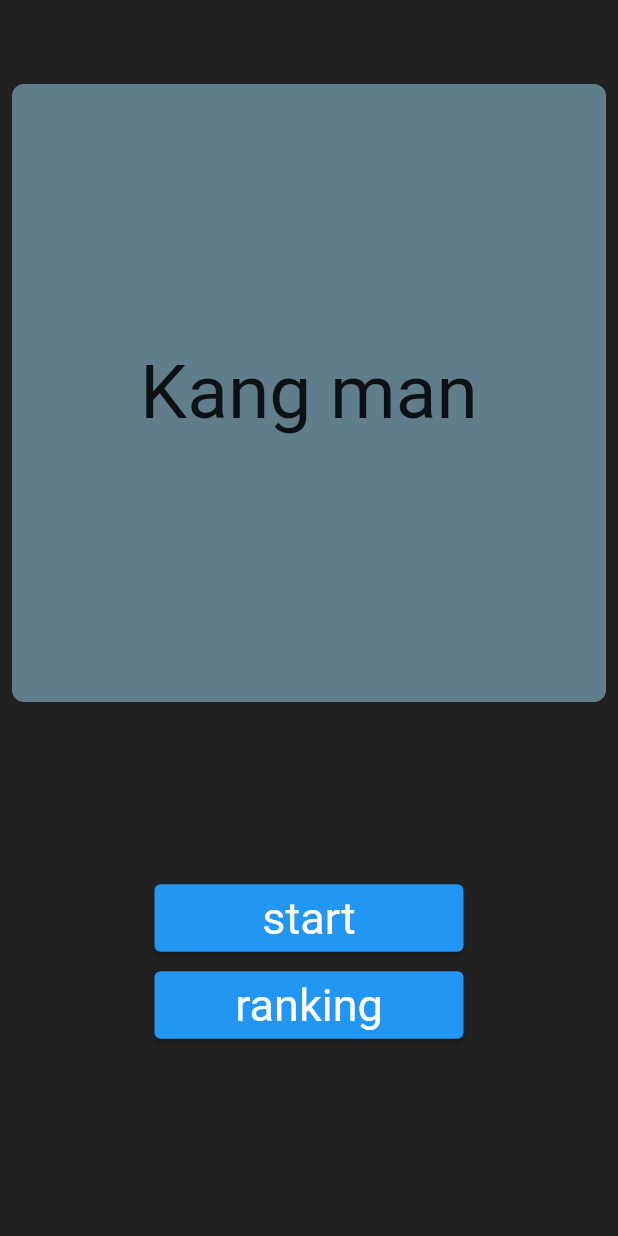
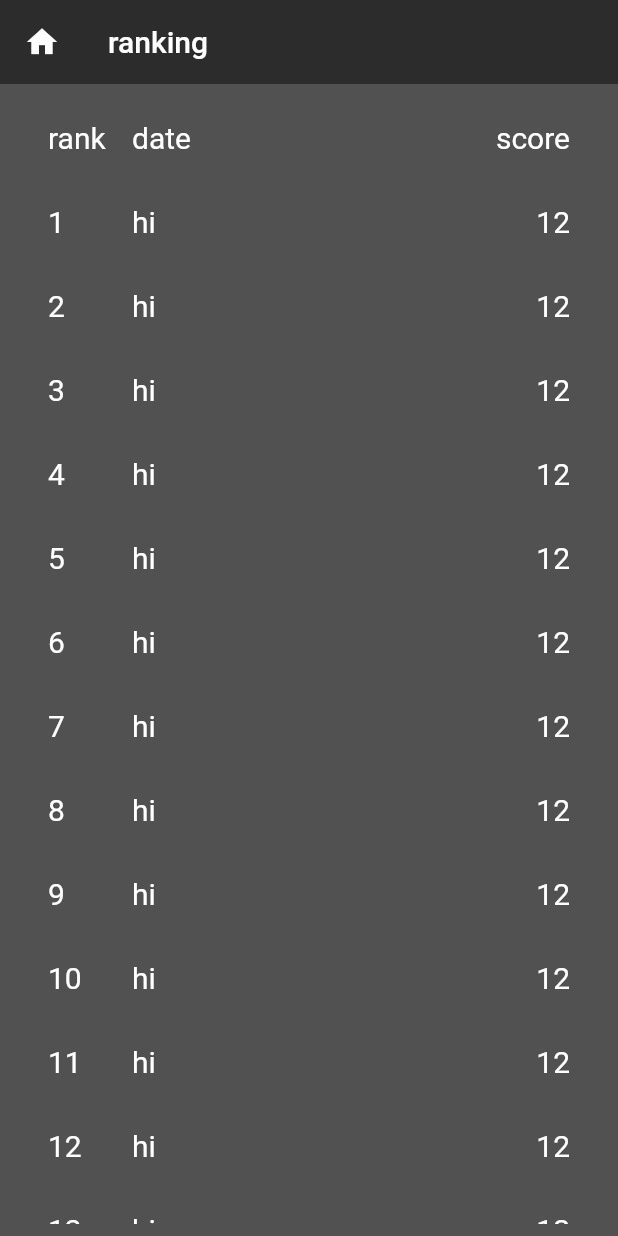
Before and after one commit to NeatKYU/Kangman, a Flutter app: the screen it shows after launch, after a tap on "ranking", on a phone screen of 412 x 824 dp. Run offline on Flutter 3.47's test engine with Material 2 defaults, Android fonts, the phone set to English and light mode, and no system bars; our stand-ins replace go_router.

Commit message:
✨ rank screen 폼 완성

```diff
--- a/lib/router/router.dart
+++ b/lib/router/router.dart
@@ -2,6 +2,8 @@ import 'package:flutter/material.dart';
 import 'package:go_router/go_router.dart';
 import 'package:kangman/screens/play_screen.dart';
 import 'package:kangman/screens/start_screen.dart';
+
+import '../screens/rank_screen.dart';
 
 class CustomRouter extends StatelessWidget {
   CustomRouter({super.key});
@@ -12,6 +14,10 @@ class CustomRouter extends StatelessWidget {
       title: 'kang man',
       theme: ThemeData(
         primarySwatch: Colors.blue,
+        scaffoldBackgroundColor: Color.fromARGB(210, 44, 44, 44),
+        appBarTheme: AppBarTheme(
+          backgroundColor: Color.fromARGB(210, 36, 36, 36),
+        ),
         elevatedButtonTheme: ElevatedButtonThemeData(
           style: ElevatedButton.styleFrom(
             padding: EdgeInsets.symmetric(horizontal: 20, vertical: 5),
@@ -21,6 +27,12 @@ class CustomRouter extends StatelessWidget {
             ),
           ),
         ),
+        textTheme: TextTheme(
+          titleMedium: TextStyle(
+            fontSize: 20,
+            color: Colors.white,
+          ),
+        )
       ),
       routeInformationProvider: _router.routeInformationProvider,
       routeInformationParser: _router.routeInformationParser,
@@ -35,6 +47,14 @@ class CustomRouter extends StatelessWidget {
         builder: (BuildContext context, GoRouterState state) {
           return StartScreen();
         },
+        routes: [
+          GoRoute(
+            path: 'rank',
+            builder: (BuildContext context, GoRouterState state) {
+              return RankScreen();
+            },
+          )
+        ],
       ),
       GoRoute(
         path: '/play',
@@ -42,6 +62,12 @@ class CustomRouter extends StatelessWidget {
           return PlayScreen();
         },
       ),
+      // GoRoute(
+      //   path: '/rank',
+      //   builder: (BuildContext context, GoRouterState state) {
+      //     return RankScreen();
+      //   },
+      // )
     ],
   );
 }
--- a/lib/screens/play_screen.dart
+++ b/lib/screens/play_screen.dart
@@ -1,4 +1,5 @@
 import 'package:flutter/material.dart';
+import 'package:go_router/go_router.dart';
 
 class PlayScreen extends StatelessWidget {
   const PlayScreen({super.key});
@@ -8,6 +9,12 @@ class PlayScreen extends StatelessWidget {
     return Scaffold(
       appBar: AppBar(
         title: Text('play screen'),
+        leading: IconButton(
+          icon: Icon(Icons.home),
+          onPressed: () {
+            GoRouter.of(context).go('/');
+          },
+        ),
       ),
     );
   }
--- /dev/null
+++ b/lib/screens/rank_screen.dart
@@ -0,0 +1,72 @@
+import 'package:flutter/material.dart';
+import 'package:go_router/go_router.dart';
+
+class RankScreen extends StatelessWidget {
+  const RankScreen({super.key});
+
+  @override
+  Widget build(BuildContext context) {
+    return Scaffold(
+      appBar: AppBar(
+        title: Text('ranking'),
+        elevation: 0,
+        leading: IconButton(
+          icon: Icon(Icons.home),
+          onPressed: () {
+            GoRouter.of(context).go('/');
+          },
+        ),
+      ),
+      body: Padding(
+        padding: EdgeInsets.symmetric(horizontal: 16, vertical: 8),
+        child: ListView.builder(
+          itemBuilder: (context, index) {
+            return index == 0 ? ListTile(
+              leading: Text(
+                'rank',
+                style: Theme.of(context).textTheme.titleMedium,
+              ),
+              title: Text(
+                'date',
+                style: Theme.of(context).textTheme.titleMedium,
+              ),
+              trailing: Text(
+                'score',
+                style: Theme.of(context).textTheme.titleMedium,
+              ),
+            ) : ListTile(
+              leading: Text(
+                index.toString(),
+                style: Theme.of(context).textTheme.titleMedium,
+              ),
+              title: Text(
+                'hi',
+                style: Theme.of(context).textTheme.titleMedium,
+              ),
+              trailing: Text(
+                '12',
+                style: Theme.of(context).textTheme.titleMedium,
+              ),
+            );
+          },
+          itemCount: 20,
+          // children: [
+          //   Row(
+          //     mainAxisAlignment: MainAxisAlignment.spaceBetween,
+          //     children: [
+          //       Text('rank', style: Theme.of(context).textTheme.titleMedium),
+          //       Text('date', style: Theme.of(context).textTheme.titleMedium),
+          //       Text('score', style: Theme.of(context).textTheme.titleMedium),
+          //     ],
+          //   ),
+          //   ListTile(
+          //     leading: Text('1'),
+          //     title: Center(child: Text('hi')),
+          //     trailing: Text('12'),
+          //   )
+          // ],
+        ),
+      ),
+    );
+  }
+}
--- a/lib/screens/start_screen.dart
+++ b/lib/screens/start_screen.dart
@@ -10,13 +10,11 @@ class StartScreen extends StatelessWidget {
     return Scaffold(
       appBar: AppBar(
         foregroundColor: Colors.white,
-        backgroundColor: Colors.black87,
         elevation: 0,
       ),
       body: Container(
         width: double.infinity,
         height: double.infinity,
-        color: Colors.black87,
         child: Column(
           mainAxisAlignment: MainAxisAlignment.spaceBetween,
           children: [
@@ -59,7 +57,9 @@ class StartScreen extends StatelessWidget {
                 Container(
                   width: _size.width / 2,
                   child: ElevatedButton(
-                    onPressed: () {},
+                    onPressed: () {
+                      GoRouter.of(context).go('/rank');
+                    },
                     child: Text('ranking'),
                   ),
                 ),
```
